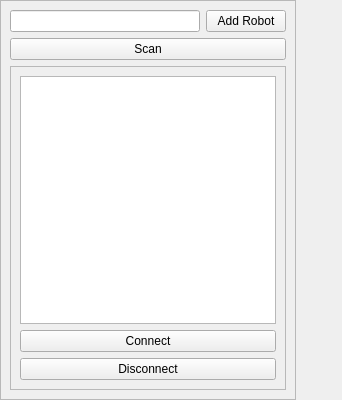
Above: connectpanel.ui from Barobo/QtBaroboLink before the change. Below: the same form after it.
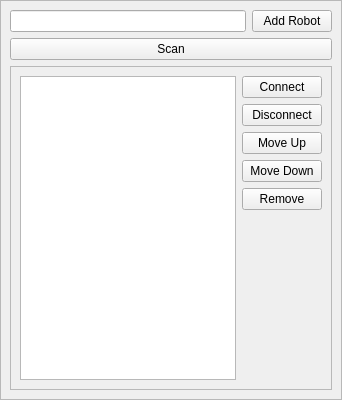
That is the form after the change.

Commit message: Moving robots up and down seem to work

Patch:
```diff
--- a/connectpanel.ui
+++ b/connectpanel.ui
@@ -73,10 +73,8 @@
            <height>320</height>
           </rect>
          </property>
-         <layout class="QVBoxLayout" name="verticalLayout">
-          <item>
-           <layout class="QGridLayout" name="robotsGridLayout">
-            <item row="0" column="0">
+         <layout class="QGridLayout" name="gridLayout_2">
+          <item row="0" column="0" rowspan="6">
              <widget class="QTableView" name="tableView_Robots">
               <property name="alternatingRowColors">
                <bool>true</bool>
@@ -92,22 +90,54 @@
               </attribute>
              </widget>
             </item>
-           </layout>
-          </item>
-          <item>
+          <item row="0" column="1">
            <widget class="QPushButton" name="pushButton_connect">
             <property name="text">
              <string>Connect</string>
             </property>
            </widget>
           </item>
-          <item>
+          <item row="1" column="1">
            <widget class="QPushButton" name="pushButton_disconnect">
             <property name="text">
              <string>Disconnect</string>
             </property>
            </widget>
           </item>
+          <item row="2" column="1">
+           <widget class="QPushButton" name="pushButton_moveUp">
+            <property name="text">
+             <string>Move Up</string>
+            </property>
+           </widget>
+          </item>
+          <item row="3" column="1">
+           <widget class="QPushButton" name="pushButton_moveDown">
+            <property name="text">
+             <string>Move Down</string>
+            </property>
+           </widget>
+          </item>
+          <item row="4" column="1">
+           <widget class="QPushButton" name="pushButton_remove">
+            <property name="text">
+             <string>Remove</string>
+            </property>
+           </widget>
+          </item>
+          <item row="5" column="1">
+           <spacer name="verticalSpacer">
+            <property name="orientation">
+             <enum>Qt::Vertical</enum>
+            </property>
+            <property name="sizeHint" stdset="0">
+             <size>
+              <width>20</width>
+              <height>154</height>
+             </size>
+            </property>
+           </spacer>
+          </item>
          </layout>
         </widget>
        </widget>
```
Lines whose indentation alone changed are shown as unchanged. The commit also changes 5 other files.
